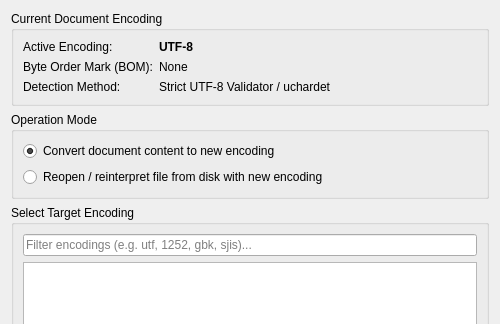
alsyundawy/NoteSciPad, file src/dialogs/EncodingSelectionDialog.ui: the form before one commit; both pictures show x 0 to 500 and y 0 to 324 of the 500 by 520 pixel window.
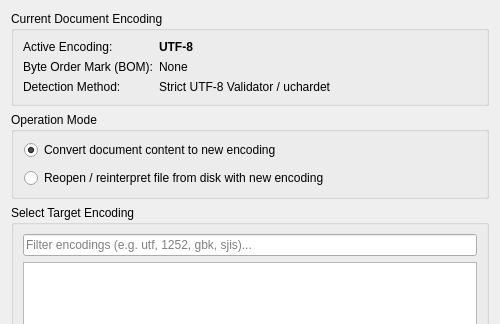
The form after the commit.

```diff
--- a/src/dialogs/EncodingSelectionDialog.ui
+++ b/src/dialogs/EncodingSelectionDialog.ui
@@ -76,6 +76,21 @@
       <string>Operation Mode</string>
      </property>
      <layout class="QVBoxLayout" name="layoutAction">
+      <property name="spacing">
+       <number>8</number>
+      </property>
+      <property name="leftMargin">
+       <number>10</number>
+      </property>
+      <property name="topMargin">
+       <number>8</number>
+      </property>
+      <property name="rightMargin">
+       <number>10</number>
+      </property>
+      <property name="bottomMargin">
+       <number>8</number>
+      </property>
       <item>
        <widget class="QRadioButton" name="radioConvert">
         <property name="text">
```
